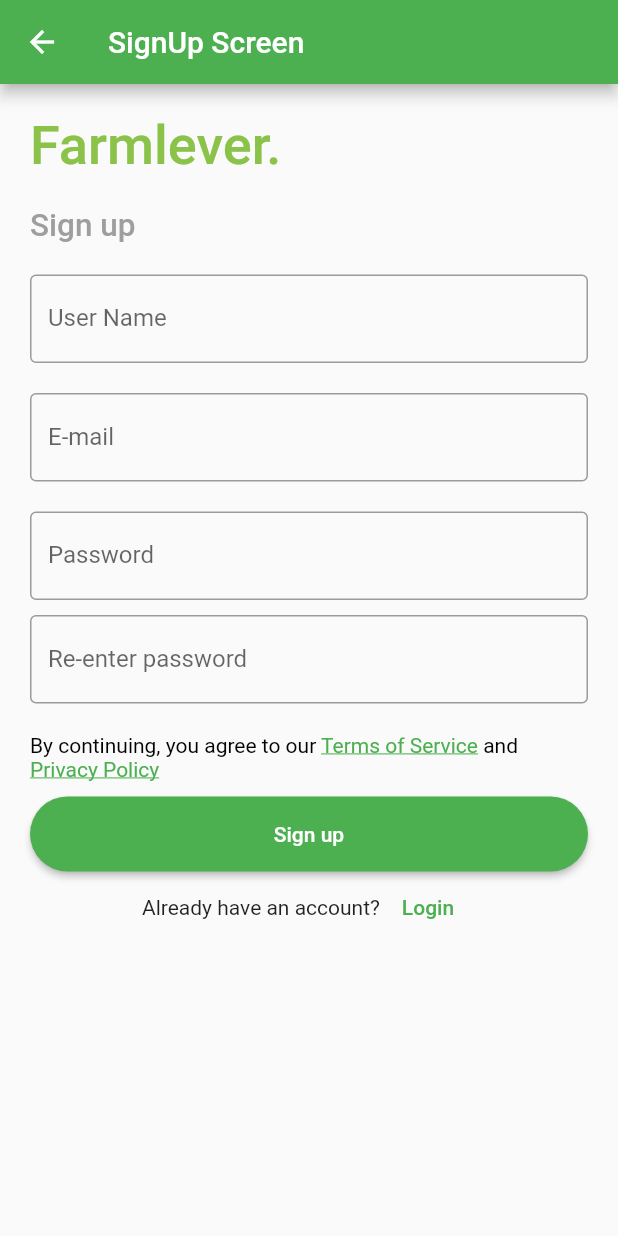
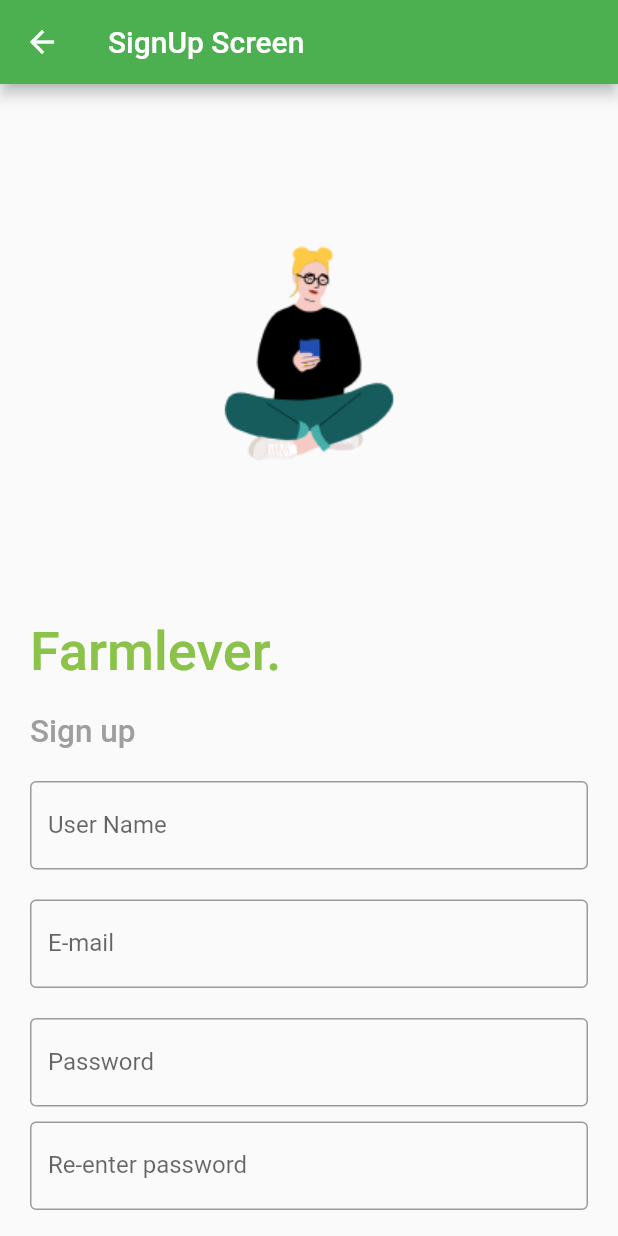
Before and after one commit to Linda-Fitz/RapidIdeationProject, a Flutter app: the SignupScreen screen opened by its route, on a phone screen of 412 x 824 dp. Run offline on Flutter 3.47's test engine with Material 2 defaults, Android fonts, the phone set to English and light mode, and no system bars; our stand-ins replace introduction_screen.

Commit message:
adding asset to signup screen

```diff
--- a/lib/screens/signup.dart
+++ b/lib/screens/signup.dart
@@ -30,6 +30,9 @@ class _SignUpState extends State<SignupScreen> {
           padding: EdgeInsets.all(10),
           child: ListView(
             children: <Widget>[
+              Container(
+                child: Image.asset('assets/images/farmsignup.png'),
+              ),
               Container(
                 alignment: Alignment.centerLeft,
                 padding: EdgeInsets.all(10),
```
